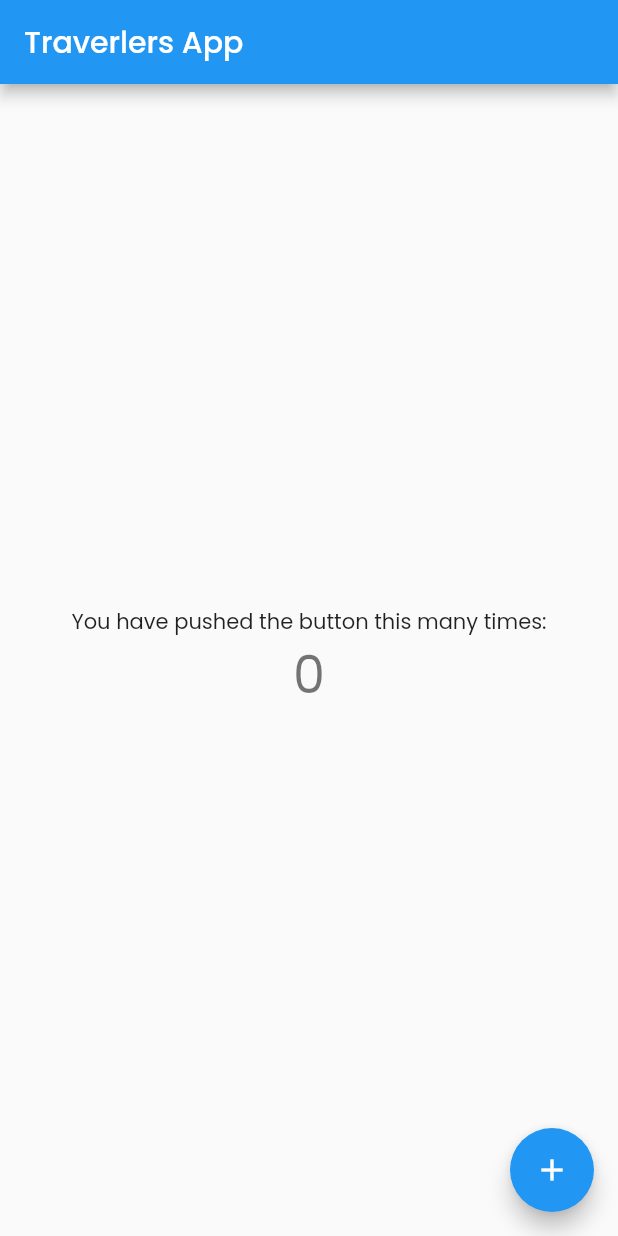
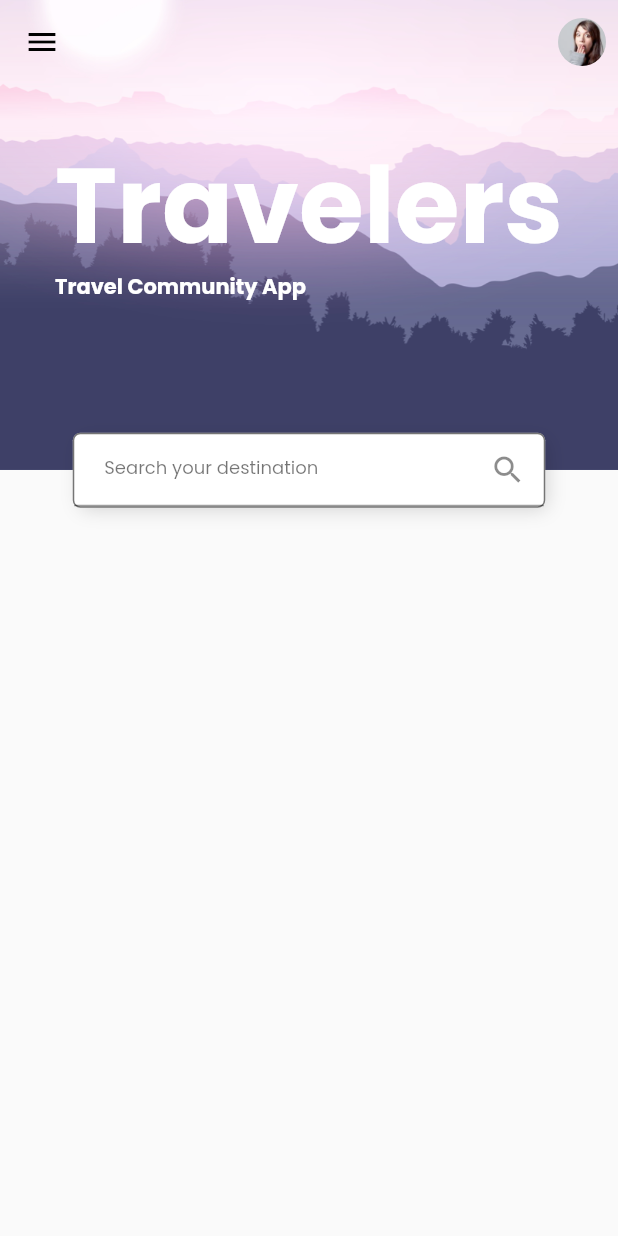
Before and after one commit to xuanbinh313/travel_app, a Flutter app: the screen it shows after launch, on a phone screen of 412 x 824 dp. Run offline on Flutter 3.47's test engine with Material 2 defaults, Android fonts, the phone set to English and light mode, and no system bars; our stand-ins replace google_fonts.

Commit message:
home header

```diff
--- a/lib/main.dart
+++ b/lib/main.dart
@@ -1,5 +1,6 @@
 import 'package:flutter/material.dart';
 import 'package:google_fonts/google_fonts.dart';
+import 'package:travel_app/screens/home/home_screen.dart';
 
 void main() {
   runApp(const MyApp());
@@ -8,112 +9,17 @@ void main() {
 class MyApp extends StatelessWidget {
   const MyApp({Key? key}) : super(key: key);
 
-  // This widget is the root of your application.
   @override
   Widget build(BuildContext context) {
     return MaterialApp(
-      title: 'Flutter Demo',
+      debugShowCheckedModeBanner: false,
       theme: ThemeData(
         textTheme: GoogleFonts.poppinsTextTheme(
           Theme.of(context).textTheme,
         ),
-        // This is the theme of your application.
-        //
-        // Try running your application with "flutter run". You'll see the
-        // application has a blue toolbar. Then, without quitting the app, try
-        // changing the primarySwatch below to Colors.green and then invoke
-        // "hot reload" (press "r" in the console where you ran "flutter run",
-        // or simply save your changes to "hot reload" in a Flutter IDE).
-        // Notice that the counter didn't reset back to zero; the application
-        // is not restarted.
         primarySwatch: Colors.blue,
       ),
-      home: const MyHomePage(title: 'Traverlers App'),
+      home: const HomeScreen(),
     );
   }
 }
-
-class MyHomePage extends StatefulWidget {
-  const MyHomePage({Key? key, required this.title}) : super(key: key);
-
-  // This widget is the home page of your application. It is stateful, meaning
-  // that it has a State object (defined below) that contains fields that affect
-  // how it looks.
-
-  // This class is the configuration for the state. It holds the values (in this
-  // case the title) provided by the parent (in this case the App widget) and
-  // used by the build method of the State. Fields in a Widget subclass are
-  // always marked "final".
-
-  final String title;
-
-  @override
-  State<MyHomePage> createState() => _MyHomePageState();
-}
-
-class _MyHomePageState extends State<MyHomePage> {
-  int _counter = 0;
-
-  void _incrementCounter() {
-    setState(() {
-      // This call to setState tells the Flutter framework that something has
-      // changed in this State, which causes it to rerun the build method below
-      // so that the display can reflect the updated values. If we changed
-      // _counter without calling setState(), then the build method would not be
-      // called again, and so nothing would appear to happen.
-      _counter++;
-    });
-  }
-
-  @override
-  Widget build(BuildContext context) {
-    // This method is rerun every time setState is called, for instance as done
-    // by the _incrementCounter method above.
-    //
-    // The Flutter framework has been optimized to make rerunning build methods
-    // fast, so that you can just rebuild anything that needs updating rather
-    // than having to individually change instances of widgets.
-    return Scaffold(
-      appBar: AppBar(
-        // Here we take the value from the MyHomePage object that was created by
-        // the App.build method, and use it to set our appbar title.
-        title: Text(widget.title),
-      ),
-      body: Center(
-        // Center is a layout widget. It takes a single child and positions it
-        // in the middle of the parent.
-        child: Column(
-          // Column is also a layout widget. It takes a list of children and
-          // arranges them vertically. By default, it sizes itself to fit its
-          // children horizontally, and tries to be as tall as its parent.
-          //
-          // Invoke "debug painting" (press "p" in the console, choose the
-          // "Toggle Debug Paint" action from the Flutter Inspector in Android
-          // Studio, or the "Toggle Debug Paint" command in Visual Studio Code)
-          // to see the wireframe for each widget.
-          //
-          // Column has various properties to control how it sizes itself and
-          // how it positions its children. Here we use mainAxisAlignment to
-          // center the children vertically; the main axis here is the vertical
-          // axis because Columns are vertical (the cross axis would be
-          // horizontal).
-          mainAxisAlignment: MainAxisAlignment.center,
-          children: <Widget>[
-            const Text(
-              'You have pushed the button this many times:',
-            ),
-            Text(
-              '$_counter',
-              style: Theme.of(context).textTheme.headline4,
-            ),
-          ],
-        ),
-      ),
-      floatingActionButton: FloatingActionButton(
-        onPressed: _incrementCounter,
-        tooltip: 'Increment',
-        child: const Icon(Icons.add),
-      ), // This trailing comma makes auto-formatting nicer for build methods.
-    );
-  }
-}
--- /dev/null
+++ b/lib/screens/home/components/body.dart
@@ -0,0 +1,16 @@
+import 'package:flutter/material.dart';
+import 'package:travel_app/constants.dart';
+import 'package:travel_app/screens/home/components/header_home.dart';
+
+class Body extends StatelessWidget {
+  const Body({Key? key}) : super(key: key);
+
+  @override
+  Widget build(BuildContext context) {
+    return Column(
+      children: const [
+        HeaderHome(),
+      ],
+    );
+  }
+}
--- /dev/null
+++ b/lib/screens/home/components/header_home.dart
@@ -0,0 +1,45 @@
+import 'package:flutter/material.dart';
+import 'package:travel_app/screens/home/components/search_field.dart';
+
+class HeaderHome extends StatelessWidget {
+  const HeaderHome({
+    Key? key,
+  }) : super(key: key);
+
+  @override
+  Widget build(BuildContext context) {
+    return Stack(
+      clipBehavior: Clip.none,
+      alignment: Alignment.center,
+      children: [
+        Image.asset(
+          'assets/images/home_bg.png',
+          width: double.infinity,
+        ),
+        Column(
+          crossAxisAlignment: CrossAxisAlignment.start,
+          children: const [
+            Text(
+              'Travelers',
+              style: TextStyle(
+                fontSize: 70,
+                fontWeight: FontWeight.bold,
+                color: Colors.white,
+                height: 1,
+              ),
+            ),
+            Text(
+              'Travel Community App',
+              style:
+                  TextStyle(color: Colors.white, fontWeight: FontWeight.bold),
+            )
+          ],
+        ),
+        const Positioned(
+          bottom: -25,
+          child: SearchField(),
+        )
+      ],
+    );
+  }
+}
--- /dev/null
+++ b/lib/screens/home/components/search_field.dart
@@ -0,0 +1,38 @@
+import 'package:flutter/material.dart';
+import 'package:travel_app/constants.dart';
+
+class SearchField extends StatelessWidget {
+  const SearchField({
+    Key? key,
+  }) : super(key: key);
+
+  @override
+  Widget build(BuildContext context) {
+    return Container(
+      width: 315,
+      height: 50,
+      decoration: BoxDecoration(
+        color: Colors.white,
+        borderRadius: BorderRadius.circular(5),
+        border: Border.all(width: 1, color: Colors.black54),
+        boxShadow: [
+          BoxShadow(
+              offset: const Offset(3, 3),
+              blurRadius: 10,
+              color: Colors.black.withOpacity(0.16),
+              spreadRadius: -2)
+        ],
+      ),
+      child: TextField(
+        onChanged: (value) {},
+        decoration: const InputDecoration(
+          hintText: 'Search your destination',
+          contentPadding: EdgeInsets.symmetric(
+              horizontal: kDefaultPadding, vertical: kDefaultPadding / 2),
+          hintStyle: TextStyle(fontSize: 12, color: Colors.black54),
+          suffixIcon: Icon(Icons.search),
+        ),
+      ),
+    );
+  }
+}
--- /dev/null
+++ b/lib/screens/home/home_screen.dart
@@ -0,0 +1,32 @@
+import 'package:flutter/material.dart';
+import 'package:travel_app/screens/home/components/body.dart';
+
+class HomeScreen extends StatelessWidget {
+  const HomeScreen({Key? key}) : super(key: key);
+
+  @override
+  Widget build(BuildContext context) {
+    return Scaffold(
+        extendBodyBehindAppBar: true,
+        appBar: buildAppBar(),
+        body: const Body());
+  }
+
+  AppBar buildAppBar() {
+    return AppBar(
+      backgroundColor: Colors.transparent,
+      elevation: 0.0,
+      leading: IconButton(
+          onPressed: () {},
+          icon: const Icon(
+            Icons.menu,
+            color: Colors.black,
+          )),
+      actions: [
+        IconButton(
+            onPressed: () {},
+            icon: ClipOval(child: Image.asset('assets/images/profile.png')))
+      ],
+    );
+  }
+}
```
